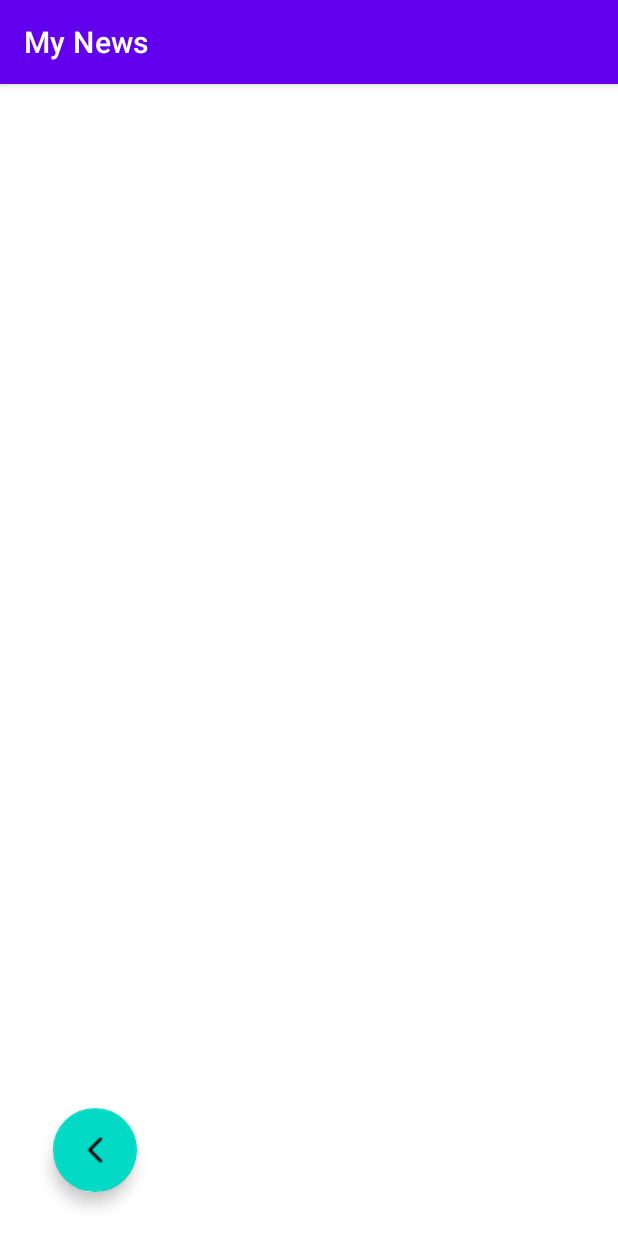
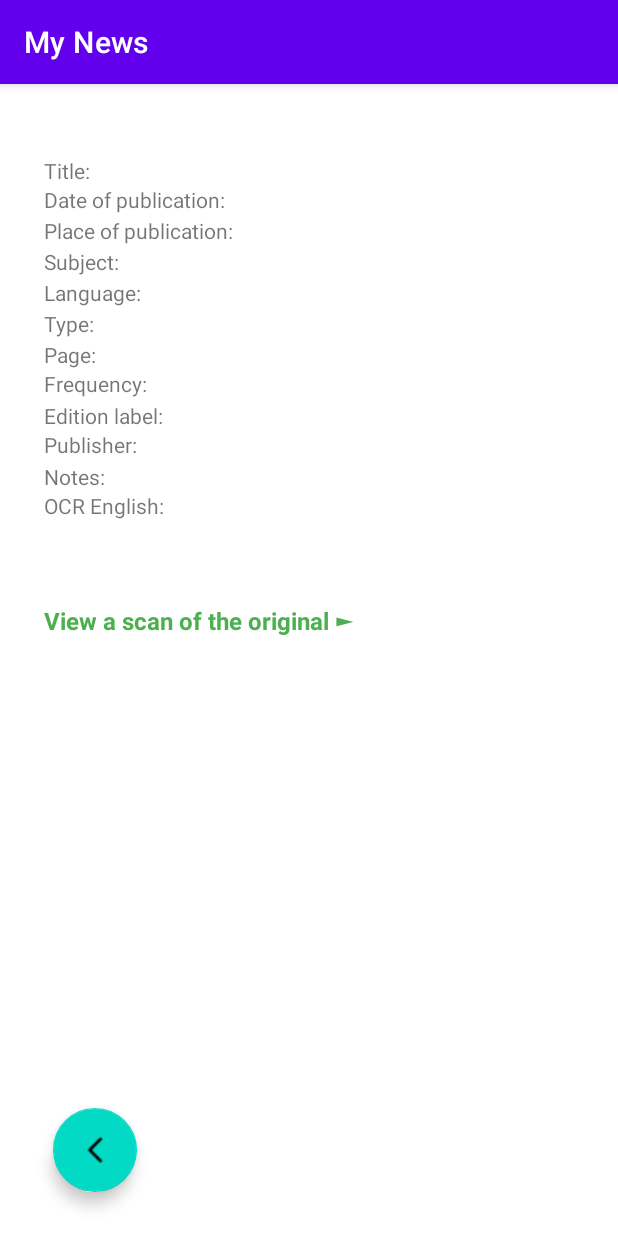
Before and after one commit to MigP/dev_2023_01, an Android app: the ArticleActivity screen opened directly, with no data from a screen before it, on a phone screen of 412 x 824 dp. Run offline under Robolectric (Android 15) with nearby library versions, the phone set to English and light mode, and no system bars.

Commit message:
Created general layout of article details activity

```diff
--- a/app/src/main/java/bf/be/android/newsapptest/model/adapters/ItemsListAdapter.kt
+++ b/app/src/main/java/bf/be/android/newsapptest/model/adapters/ItemsListAdapter.kt
@@ -41,11 +41,13 @@ class ItemsListAdapter(val itemsList: ArrayList<Items>, val passedContext: Conte
             itemView.setOnClickListener {
                 val articleDetailsIntent = Intent(itemView.context, ArticleActivity::class.java)
                 articleDetailsIntent.putExtra("TITLE", itemsList[adapterPosition].title)
+                articleDetailsIntent.putExtra("DATE", formatDate(itemsList[adapterPosition].date.toString()))
                 articleDetailsIntent.putExtra("PLACE_OF_PUBLICATION", itemsList[adapterPosition].placeOfPublication)
                 articleDetailsIntent.putExtra("LANGUAGE", itemsList[adapterPosition].language)
                 articleDetailsIntent.putExtra("NOTE", itemsList[adapterPosition].note)
                 articleDetailsIntent.putExtra("SUBJECT", itemsList[adapterPosition].subject)
                 articleDetailsIntent.putExtra("FREQUENCY", itemsList[adapterPosition].frequency)
+                articleDetailsIntent.putExtra("PAGE", itemsList[adapterPosition].page)
                 articleDetailsIntent.putExtra("TYPE", itemsList[adapterPosition].type)
                 articleDetailsIntent.putExtra("EDITION_LABEL", itemsList[adapterPosition].editionLabel)
                 articleDetailsIntent.putExtra("PUBLISHER", itemsList[adapterPosition].publisher)
--- a/app/src/main/java/bf/be/android/newsapptest/view/ArticleActivity.kt
+++ b/app/src/main/java/bf/be/android/newsapptest/view/ArticleActivity.kt
@@ -22,6 +22,8 @@ class ArticleActivity : AppCompatActivity() {
 
         //TODO ----------------------------- Gets data from intent
         val item_title = intent.getStringExtra("TITLE")
+        val item_date = intent.getStringExtra("DATE")
+        val item_page = intent.getStringExtra("PAGE")
         val item_place_of_publication = intent.getStringExtra("PLACE_OF_PUBLICATION")
         val item_language = intent.getStringArrayExtra("LANGUAGE")
         val item_note = intent.getStringArrayExtra("NOTE")
@@ -33,7 +35,7 @@ class ArticleActivity : AppCompatActivity() {
         val item_url = intent.getStringExtra("URL")
         val item_ocr_eng = intent.getStringExtra("OCR_ENG")
         //TODO ------------------------------------------
-        //TODO Also get title.name (title), date_issued (publication date), sequence (page), pdf (original scan) from json response on the item_url request
+        //TODO Also get pdf (original scan) from json response on the item_url request
 
         println("-------------- title: " + item_title)
         println("-------------- item_place_of_publication: " + item_place_of_publication)
--- a/app/src/main/res/layout/activity_article.xml
+++ b/app/src/main/res/layout/activity_article.xml
@@ -5,6 +5,147 @@
     android:layout_width="match_parent"
     android:layout_height="match_parent"
     tools:context=".view.ArticleActivity">
+
+    <TextView
+        android:id="@+id/itemTitle"
+        android:layout_width="wrap_content"
+        android:layout_height="wrap_content"
+        android:layout_marginStart="29dp"
+        android:layout_marginTop="48dp"
+        android:text="Title: "
+        app:layout_constraintBottom_toTopOf="@+id/itemDate"
+        app:layout_constraintStart_toStartOf="parent"
+        app:layout_constraintTop_toTopOf="parent" />
+
+    <TextView
+        android:id="@+id/itemDate"
+        android:layout_width="wrap_content"
+        android:layout_height="wrap_content"
+        android:layout_marginBottom="1dp"
+        android:text="Date of publication: "
+        app:layout_constraintBottom_toTopOf="@+id/itemPlace"
+        app:layout_constraintStart_toStartOf="@+id/itemTitle"
+        app:layout_constraintTop_toBottomOf="@+id/itemTitle" />
+
+    <TextView
+        android:id="@+id/itemPlace"
+        android:layout_width="wrap_content"
+        android:layout_height="wrap_content"
+        android:layout_marginBottom="1dp"
+        android:text="Place of publication: "
+        app:layout_constraintBottom_toTopOf="@+id/itemSubject"
+        app:layout_constraintStart_toStartOf="@+id/itemDate"
+        app:layout_constraintTop_toBottomOf="@+id/itemDate" />
+
+    <TextView
+        android:id="@+id/itemSubject"
+        android:layout_width="wrap_content"
+        android:layout_height="wrap_content"
+        android:layout_marginBottom="1dp"
+        android:text="Subject: "
+        app:layout_constraintBottom_toTopOf="@+id/itemLanguage"
+        app:layout_constraintStart_toStartOf="@+id/itemPlace"
+        app:layout_constraintTop_toBottomOf="@+id/itemPlace" />
+
+    <TextView
+        android:id="@+id/itemLanguage"
+        android:layout_width="wrap_content"
+        android:layout_height="wrap_content"
+        android:layout_marginBottom="1dp"
+        android:text="Language: "
+        app:layout_constraintBottom_toTopOf="@+id/itemType"
+        app:layout_constraintStart_toStartOf="@+id/itemSubject"
+        app:layout_constraintTop_toBottomOf="@+id/itemSubject" />
+
+
+    <TextView
+        android:id="@+id/itemOcr"
+        android:layout_width="wrap_content"
+        android:layout_height="wrap_content"
+        android:text="OCR English: "
+        app:layout_constraintBottom_toTopOf="@+id/view2"
+        app:layout_constraintStart_toStartOf="@+id/itemNotes"
+        app:layout_constraintTop_toBottomOf="@+id/itemNotes" />
+
+    <TextView
+        android:id="@+id/itemType"
+        android:layout_width="wrap_content"
+        android:layout_height="wrap_content"
+        android:layout_marginBottom="1dp"
+        android:text="Type: "
+        app:layout_constraintBottom_toTopOf="@+id/itemPage"
+        app:layout_constraintStart_toStartOf="@+id/itemLanguage"
+        app:layout_constraintTop_toBottomOf="@+id/itemLanguage" />
+
+    <TextView
+        android:id="@+id/itemPage"
+        android:layout_width="wrap_content"
+        android:layout_height="wrap_content"
+        android:text="Page: "
+        app:layout_constraintBottom_toTopOf="@+id/itemFrequency"
+        app:layout_constraintStart_toStartOf="@+id/itemType"
+        app:layout_constraintTop_toBottomOf="@+id/itemType" />
+
+    <TextView
+        android:id="@+id/itemFrequency"
+        android:layout_width="wrap_content"
+        android:layout_height="wrap_content"
+        android:layout_marginBottom="2dp"
+        android:text="Frequency: "
+        app:layout_constraintBottom_toTopOf="@+id/itemLabel"
+        app:layout_constraintStart_toStartOf="@+id/itemPage"
+        app:layout_constraintTop_toBottomOf="@+id/itemPage" />
+
+    <TextView
+        android:id="@+id/itemLabel"
+        android:layout_width="wrap_content"
+        android:layout_height="wrap_content"
+        android:text="Edition label: "
+        app:layout_constraintBottom_toTopOf="@+id/itemPublisher"
+        app:layout_constraintStart_toStartOf="@+id/itemFrequency"
+        app:layout_constraintTop_toBottomOf="@+id/itemFrequency" />
+
+    <TextView
+        android:id="@+id/itemPublisher"
+        android:layout_width="wrap_content"
+        android:layout_height="wrap_content"
+        android:layout_marginBottom="2dp"
+        android:text="Publisher: "
+        app:layout_constraintBottom_toTopOf="@+id/itemNotes"
+        app:layout_constraintStart_toStartOf="@+id/itemLabel"
+        app:layout_constraintTop_toBottomOf="@+id/itemLabel" />
+
+    <TextView
+        android:id="@+id/itemNotes"
+        android:layout_width="wrap_content"
+        android:layout_height="wrap_content"
+        android:text="Notes: "
+        app:layout_constraintBottom_toTopOf="@+id/itemOcr"
+        app:layout_constraintStart_toStartOf="@+id/itemPublisher"
+        app:layout_constraintTop_toBottomOf="@+id/itemPublisher" />
+
+    <View
+        android:id="@+id/view2"
+        android:layout_width="match_parent"
+        android:layout_height="0dp"
+        android:layout_marginBottom="336dp"
+        android:layout_weight="1"
+        app:layout_constraintBottom_toTopOf="@+id/backFloatingActionButton"
+        app:layout_constraintEnd_toEndOf="parent"
+        app:layout_constraintStart_toStartOf="parent"
+        app:layout_constraintTop_toBottomOf="@+id/itemOcr" />
+
+    <TextView
+        android:id="@+id/itemPdfLink"
+        android:layout_width="wrap_content"
+        android:layout_height="wrap_content"
+        android:layout_marginStart="29dp"
+        android:text="View a scan of the original ►"
+        android:textColor="#4CAF50"
+        android:textSize="16sp"
+        android:textStyle="bold"
+        app:layout_constraintStart_toStartOf="@+id/view2"
+        app:layout_constraintTop_toBottomOf="@+id/view2" />
 
     <com.google.android.material.floatingactionbutton.FloatingActionButton
         android:id="@+id/backFloatingActionButton"
@@ -15,6 +156,8 @@
         android:clickable="true"
         app:layout_constraintBottom_toBottomOf="parent"
         app:layout_constraintStart_toStartOf="parent"
+        app:layout_constraintTop_toBottomOf="@+id/view2"
         app:srcCompat="@drawable/back" />
 
+
 </androidx.constraintlayout.widget.ConstraintLayout>
```
